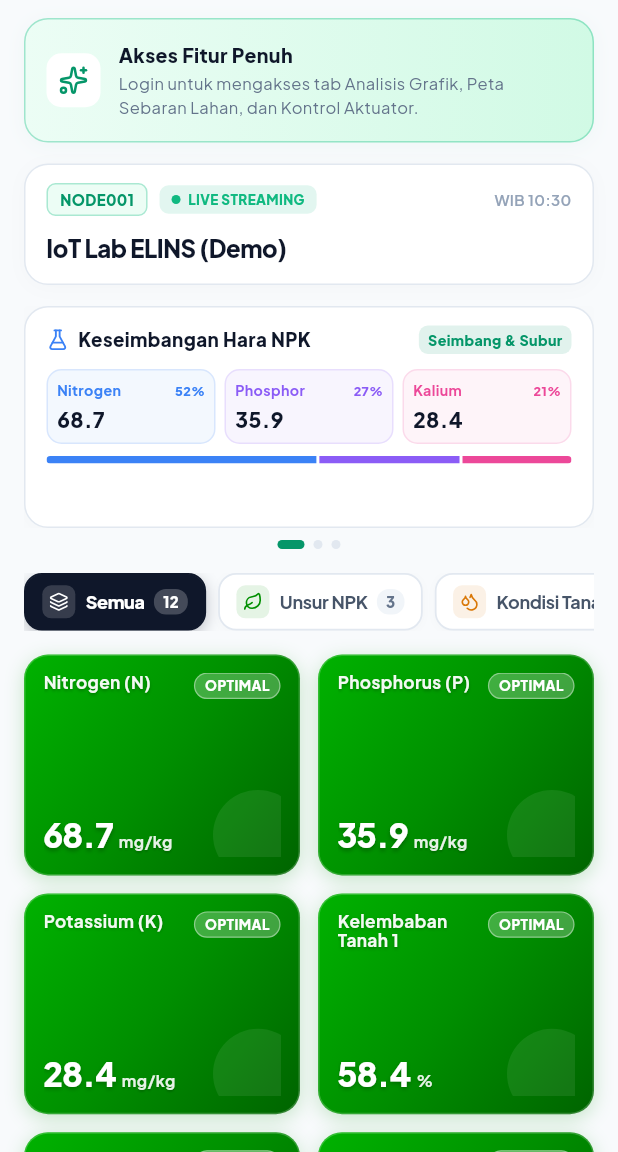
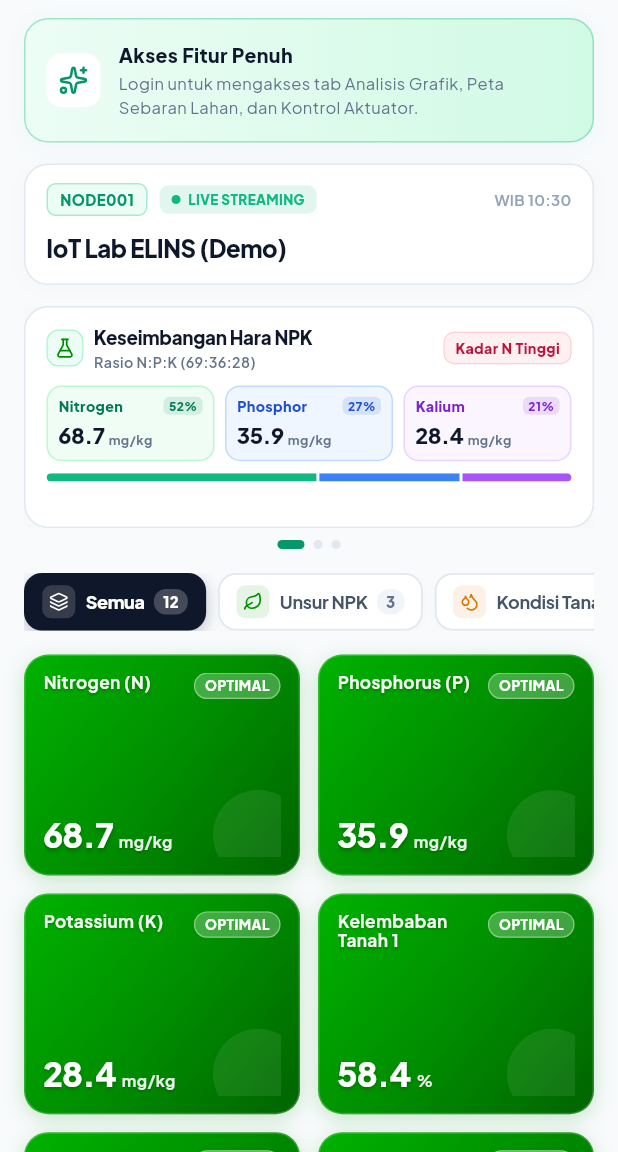
Before and after one commit to hanifnugrahaa/gconnect2026-mobile, a Flutter app: the screen it shows after launch, on a phone screen of 412 x 824 dp, the part 84-1236 px from its top. Run offline on Flutter 3.47's test engine with Material 3 defaults, Android fonts, the phone set to English and light mode, and no system bars; our stand-ins replace fl_chart, flutter_map, flutter_riverpod, flutter_secure_storage, google_fonts, latlong2 and 2 more; network calls fail.

Commit message:
style(npk): align NpkSummaryCard with web dashboard styling, unit labels, and agronomic evaluation

```diff
--- a/lib/presentation/widgets/npk_summary_card.dart
+++ b/lib/presentation/widgets/npk_summary_card.dart
@@ -1,6 +1,5 @@
 import 'package:flutter/material.dart';
 import 'package:lucide_icons_flutter/lucide_icons.dart';
-import '../../core/constants.dart';
 
 class NpkSummaryCard extends StatelessWidget {
   final double nVal;
@@ -16,22 +15,54 @@ class NpkSummaryCard extends StatelessWidget {
     this.insightText,
   });
 
+  String _getNpkStatus() {
+    if (insightText != null && insightText!.isNotEmpty) return insightText!;
+    if (nVal > 60) return 'Kadar N Tinggi';
+    if (nVal < 20) return 'Kadar N Rendah';
+    if (pVal < 15) return 'Defisiensi P';
+    if (kVal < 20) return 'Defisiensi K';
+    return 'Nutrisi Seimbang';
+  }
+
+  Color _getStatusBg() {
+    final status = _getNpkStatus();
+    if (status.contains('Tinggi') || status.contains('Kritis')) return const Color(0xFFFFF1F2);
+    if (status.contains('Rendah') || status.contains('Defisiensi')) return const Color(0xFFFEF3C7);
+    return const Color(0xFFECFDF5);
+  }
+
+  Color _getStatusBorder() {
+    final status = _getNpkStatus();
+    if (status.contains('Tinggi') || status.contains('Kritis')) return const Color(0xFFFECDD3);
+    if (status.contains('Rendah') || status.contains('Defisiensi')) return const Color(0xFFFDE68A);
+    return const Color(0xFFA7F3D0);
+  }
+
+  Color _getStatusText() {
+    final status = _getNpkStatus();
+    if (status.contains('Tinggi') || status.contains('Kritis')) return const Color(0xFFBE123C);
+    if (status.contains('Rendah') || status.contains('Defisiensi')) return const Color(0xFFB45309);
+    return const Color(0xFF047857);
+  }
+
   @override
   Widget build(BuildContext context) {
-    final total = nVal + pVal + kVal;
-    final nRatio = total > 0 ? (nVal / total) * 100 : 33.3;
-    final pRatio = total > 0 ? (pVal / total) * 100 : 33.3;
-    final kRatio = total > 0 ? (kVal / total) * 100 : 33.4;
+    final total = (nVal + pVal + kVal) > 0 ? (nVal + pVal + kVal) : 1.0;
+    final nRatio = (nVal / total) * 100;
+    final pRatio = (pVal / total) * 100;
+    final kRatio = (kVal / total) * 100;
+
+    final statusText = _getNpkStatus();
 
     return Container(
-      padding: const EdgeInsets.symmetric(horizontal: 14, vertical: 12),
+      padding: const EdgeInsets.symmetric(horizontal: 14, vertical: 11),
       decoration: BoxDecoration(
         color: Colors.white,
         borderRadius: BorderRadius.circular(16),
-        border: Border.all(color: AppColors.border),
+        border: Border.all(color: const Color(0xFFE2E8F0)),
         boxShadow: [
           BoxShadow(
-            color: Colors.black.withOpacity(0.02),
+            color: Colors.black.withOpacity(0.025),
             blurRadius: 10,
             offset: const Offset(0, 2),
           ),
@@ -41,42 +72,97 @@ class NpkSummaryCard extends StatelessWidget {
         mainAxisSize: MainAxisSize.min,
         crossAxisAlignment: CrossAxisAlignment.start,
         children: [
+          // Header Row
           Row(
             mainAxisAlignment: MainAxisAlignment.spaceBetween,
             children: [
-              const Row(
+              Row(
                 children: [
-                  Icon(LucideIcons.flaskConical, size: 15, color: AppColors.nitrogen),
-                  SizedBox(width: 6),
-                  Text(
-                    'Keseimbangan Hara NPK',
-                    style: TextStyle(fontSize: 12.5, fontWeight: FontWeight.w800, color: AppColors.textPrimary),
+                  Container(
+                    padding: const EdgeInsets.all(4.5),
+                    decoration: BoxDecoration(
+                      color: const Color(0xFFECFDF5),
+                      borderRadius: BorderRadius.circular(8),
+                      border: Border.all(color: const Color(0xFFA7F3D0), width: 0.8),
+                    ),
+                    child: const Icon(LucideIcons.flaskConical, size: 14, color: Color(0xFF008F00)),
+                  ),
+                  const SizedBox(width: 7),
+                  Column(
+                    crossAxisAlignment: CrossAxisAlignment.start,
+                    children: [
+                      const Text(
+                        'Keseimbangan Hara NPK',
+                        style: TextStyle(
+                          fontSize: 12.5,
+                          fontWeight: FontWeight.w800,
+                          color: Color(0xFF0F172A),
+                          letterSpacing: -0.2,
+                        ),
+                      ),
+                      Text(
+                        'Rasio N:P:K (${nVal.toStringAsFixed(0)}:${pVal.toStringAsFixed(0)}:${kVal.toStringAsFixed(0)})',
+                        style: const TextStyle(
+                          fontSize: 9.5,
+                          fontWeight: FontWeight.w600,
+                          color: Color(0xFF64748B),
+                        ),
+                      ),
+                    ],
                   ),
                 ],
               ),
+
+              // Status Badge
               Container(
-                padding: const EdgeInsets.symmetric(horizontal: 6, vertical: 2.5),
+                padding: const EdgeInsets.symmetric(horizontal: 7, vertical: 3),
                 decoration: BoxDecoration(
-                  color: AppColors.primary.withOpacity(0.12),
-                  borderRadius: BorderRadius.circular(6),
+                  color: _getStatusBg(),
+                  borderRadius: BorderRadius.circular(7),
+                  border: Border.all(color: _getStatusBorder(), width: 0.8),
                 ),
                 child: Text(
-                  insightText ?? 'Seimbang & Subur',
-                  style: const TextStyle(fontSize: 9.5, fontWeight: FontWeight.w800, color: AppColors.primary),
+                  statusText,
+                  style: TextStyle(
+                    fontSize: 9.5,
+                    fontWeight: FontWeight.w800,
+                    color: _getStatusText(),
+                  ),
                 ),
               ),
             ],
           ),
-          const SizedBox(height: 10),
+          const SizedBox(height: 9),
 
-          // 3 Column Values
+          // 3 Column Values with Web Nuance Styling
           Row(
             children: [
-              _buildNpkItem('Nitrogen', nVal, nRatio, AppColors.nitrogen),
-              const SizedBox(width: 6),
-              _buildNpkItem('Phosphor', pVal, pRatio, AppColors.phosphorus),
-              const SizedBox(width: 6),
-              _buildNpkItem('Kalium', kVal, kRatio, AppColors.potassium),
+              _buildNpkItem(
+                title: 'Nitrogen',
+                val: nVal,
+                percent: nRatio,
+                bgColor: const Color(0xFFF0FDF4),
+                borderColor: const Color(0xFFBBF7D0),
+                textColor: const Color(0xFF047857),
+              ),
+              const SizedBox(width: 7),
+              _buildNpkItem(
+                title: 'Phosphor',
+                val: pVal,
+                percent: pRatio,
+                bgColor: const Color(0xFFEFF6FF),
+                borderColor: const Color(0xFFBFDBFE),
+                textColor: const Color(0xFF1D4ED8),
+              ),
+              const SizedBox(width: 7),
+              _buildNpkItem(
+                title: 'Kalium',
+                val: kVal,
+                percent: kRatio,
+                bgColor: const Color(0xFFFAF5FF),
+                borderColor: const Color(0xFFE9D5FF),
+                textColor: const Color(0xFF7E22CE),
+              ),
             ],
           ),
           const SizedBox(height: 8),
@@ -85,14 +171,33 @@ class NpkSummaryCard extends StatelessWidget {
           ClipRRect(
             borderRadius: BorderRadius.circular(4),
             child: SizedBox(
-              height: 5,
+              height: 5.5,
               child: Row(
                 children: [
-                  Expanded(flex: nRatio.round().clamp(1, 100), child: Container(color: AppColors.nitrogen)),
+                  Expanded(
+                    flex: nRatio.round().clamp(1, 100),
+                    child: Container(
+                      decoration: const BoxDecoration(
+                        color: Color(0xFF10B981),
+                        borderRadius: BorderRadius.horizontal(left: Radius.circular(3)),
+                      ),
+                    ),
+                  ),
                   const SizedBox(width: 2),
-                  Expanded(flex: pRatio.round().clamp(1, 100), child: Container(color: AppColors.phosphorus)),
+                  Expanded(
+                    flex: pRatio.round().clamp(1, 100),
+                    child: Container(color: const Color(0xFF3B82F6)),
+                  ),
                   const SizedBox(width: 2),
-                  Expanded(flex: kRatio.round().clamp(1, 100), child: Container(color: AppColors.potassium)),
+                  Expanded(
+                    flex: kRatio.round().clamp(1, 100),
+                    child: Container(
+                      decoration: const BoxDecoration(
+                        color: Color(0xFFA855F7),
+                        borderRadius: BorderRadius.horizontal(right: Radius.circular(3)),
+                      ),
+                    ),
+                  ),
                 ],
               ),
             ),
@@ -102,14 +207,21 @@ class NpkSummaryCard extends StatelessWidget {
     );
   }
 
-  Widget _buildNpkItem(String title, double val, double percent, Color color) {
+  Widget _buildNpkItem({
+    required String title,
+    required double val,
+    required double percent,
+    required Color bgColor,
+    required Color borderColor,
+    required Color textColor,
+  }) {
     return Expanded(
       child: Container(
-        padding: const EdgeInsets.symmetric(horizontal: 6, vertical: 6),
+        padding: const EdgeInsets.symmetric(horizontal: 7, vertical: 5.5),
         decoration: BoxDecoration(
-          color: color.withOpacity(0.06),
+          color: bgColor,
           borderRadius: BorderRadius.circular(10),
-          border: Border.all(color: color.withOpacity(0.15)),
+          border: Border.all(color: borderColor),
         ),
         child: Column(
           crossAxisAlignment: CrossAxisAlignment.start,
@@ -120,18 +232,53 @@ class NpkSummaryCard extends StatelessWidget {
               children: [
                 Text(
                   title,
-                  style: TextStyle(fontSize: 9.5, fontWeight: FontWeight.w700, color: color),
+                  style: TextStyle(
+                    fontSize: 9.5,
+                    fontWeight: FontWeight.w800,
+                    color: textColor,
+                  ),
                 ),
-                Text(
-                  '${percent.toStringAsFixed(0)}%',
-                  style: TextStyle(fontSize: 8.5, fontWeight: FontWeight.w800, color: color),
+                Container(
+                  padding: const EdgeInsets.symmetric(horizontal: 3.5, vertical: 0.5),
+                  decoration: BoxDecoration(
+                    color: textColor.withOpacity(0.12),
+                    borderRadius: BorderRadius.circular(4),
+                  ),
+                  child: Text(
+                    '${percent.toStringAsFixed(0)}%',
+                    style: TextStyle(
+                      fontSize: 8,
+                      fontWeight: FontWeight.w900,
+                      color: textColor,
+                    ),
+                  ),
                 ),
               ],
             ),
-            const SizedBox(height: 2),
-            Text(
-              val > 0 ? val.toStringAsFixed(1) : '--',
-              style: const TextStyle(fontSize: 14, fontWeight: FontWeight.w900, color: AppColors.textPrimary),
+            const SizedBox(height: 2.5),
+            Row(
+              crossAxisAlignment: CrossAxisAlignment.baseline,
+              textBaseline: TextBaseline.alphabetic,
+              children: [
+                Text(
+                  val > 0 ? (val % 1 == 0 ? val.toInt().toString() : val.toStringAsFixed(1)) : '--',
+                  style: const TextStyle(
+                    fontSize: 14.5,
+                    fontWeight: FontWeight.w900,
+                    color: Color(0xFF0F172A),
+                    letterSpacing: -0.3,
+                  ),
+                ),
+                const SizedBox(width: 2.5),
+                const Text(
+                  'mg/kg',
+                  style: TextStyle(
+                    fontSize: 8.5,
+                    fontWeight: FontWeight.w700,
+                    color: Color(0xFF64748B),
+                  ),
+                ),
+              ],
             ),
           ],
         ),
```
